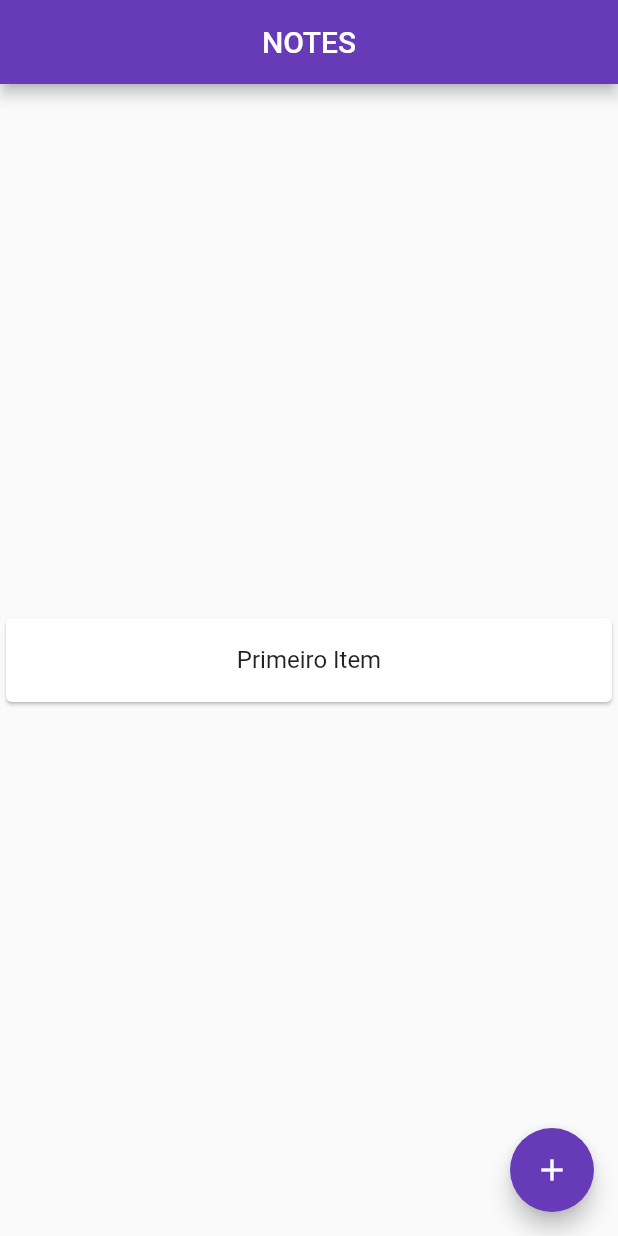
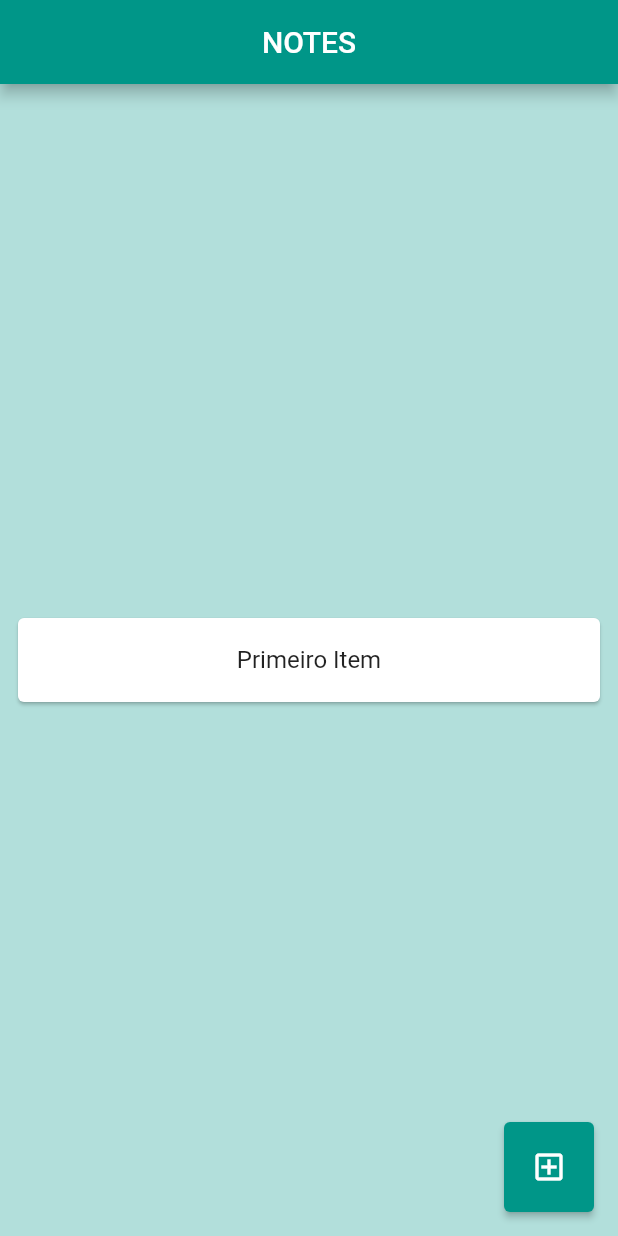
Before and after one commit to matheusdenck/ignite_notes, a Flutter app: the screen it shows after launch, on a phone screen of 412 x 824 dp. Run offline on Flutter 3.47's test engine with Material 2 defaults, Android fonts, the phone set to English and light mode, and no system bars.

Commit message:
Desafio 02 - Customizando a Aplicação

```diff
--- a/lib/app/app_widget.dart
+++ b/lib/app/app_widget.dart
@@ -7,7 +7,7 @@ class AppWidget extends StatelessWidget {
   Widget build(BuildContext context) {
     return MaterialApp(
       theme: ThemeData(
-        primarySwatch: Colors.deepPurple,
+        primarySwatch: Colors.teal,
       ),
       title: 'Notes',
       //a primeira rota default do flutter é a rota '/', para modificar isso tem a propriedade initialRoute
--- a/lib/pages/create_edit_note/create_edit_note_page.dart
+++ b/lib/pages/create_edit_note/create_edit_note_page.dart
@@ -29,6 +29,7 @@ class _CreateNotePageState extends State<CreateNotePage> {
   @override
   Widget build(BuildContext context) {
     return Scaffold(
+      backgroundColor: Colors.teal[100],
       appBar: AppBar(
         title: Text(isEdit ? 'Edit Note' : 'Create Note'),
         centerTitle: true,
@@ -57,6 +58,7 @@ class _CreateNotePageState extends State<CreateNotePage> {
               },
               decoration: InputDecoration(
                 labelText: 'Descrição',
+                labelStyle: TextStyle(color: Colors.teal),
               ),
             ),
             SizedBox(
--- a/lib/pages/home/home_page.dart
+++ b/lib/pages/home/home_page.dart
@@ -12,6 +12,7 @@ class _HomePageState extends State<HomePage> {
   @override
   Widget build(BuildContext context) {
     return Scaffold(
+      backgroundColor: Colors.teal[100],
       appBar: AppBar(
         title: Text('NOTES'),
         centerTitle: true,
@@ -21,7 +22,9 @@ class _HomePageState extends State<HomePage> {
           child: Column(
             children: [
               for (var i = 0; i < notes.length; i++)
-                Card(
+                Padding(
+                  padding: const EdgeInsets.symmetric(horizontal: 8.0),
+                  child: Card(
                     child: ListTile(
                       title: Center(
                         child: Text(notes[i]),
@@ -42,14 +45,19 @@ class _HomePageState extends State<HomePage> {
                       },
                     ),
                   ),
+                ),
             ],
           ),
         ),
       ),
-      floatingActionButton: FloatingActionButton(
-        child: Icon(Icons.add),
+      floatingActionButton: SizedBox(
+        width: 60,
+        height: 60,
+        child: ElevatedButton(
+          child: Icon(Icons.add_box_outlined),
           onPressed: () async {
-          var description = await Navigator.pushNamed(context, '/create-note');
+            var description =
+                await Navigator.pushNamed(context, '/create-note');
             if (description != null) {
               setState(() {
                 notes.add(description as String);
@@ -57,6 +65,7 @@ class _HomePageState extends State<HomePage> {
             }
           },
         ),
+      ),
     );
   }
 }
```
Lines whose indentation alone changed are shown as unchanged.
